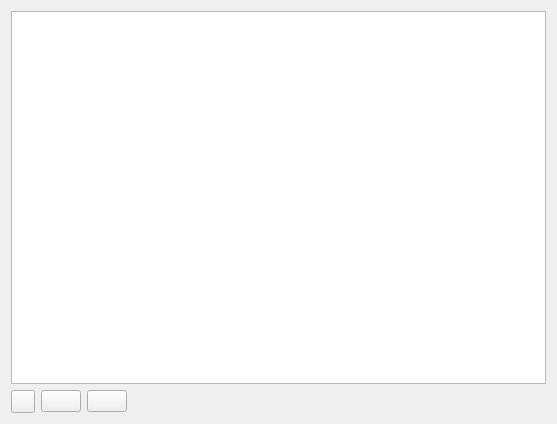
Above: src/ui/qgsvectortilebasiclabelingwidget.ui from carsmie/QGIS before the change. Below: the same form after it.
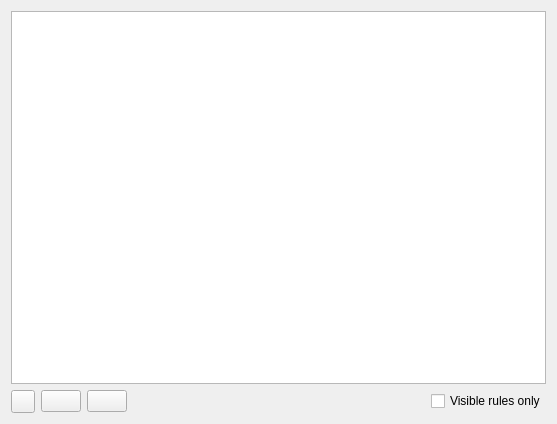
That is the form after the change. Icons and pictures are not drawn.

Commit message:
[feature][vectortiles] Add checkbox for showing only visible rules in the vector tiles labeling and renderer widgets
Makes it much easier to locate troublesome rules or work with
complex vector tile styling

Patch:
```diff
--- a/src/ui/qgsvectortilebasiclabelingwidget.ui
+++ b/src/ui/qgsvectortilebasiclabelingwidget.ui
@@ -100,6 +100,16 @@
        </property>
       </widget>
      </item>
+     <item>
+      <widget class="QCheckBox" name="mCheckVisibleOnly">
+       <property name="toolTip">
+        <string>Hides any rules which are invisible because they fall outside the current map canvas zoom level</string>
+       </property>
+       <property name="text">
+        <string>Visible rules only</string>
+       </property>
+      </widget>
+     </item>
     </layout>
    </item>
   </layout>
```
The commit also changes 5 other files.
